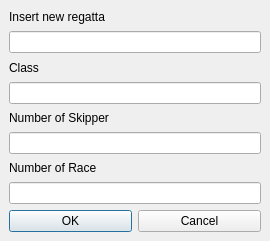
Qt form classifiche/regatta_dialog.ui (BackupTheBerlios/sailforlinux-svn) before a commit.
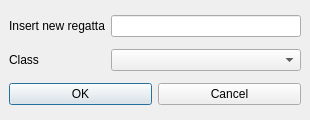
The same form after that commit.

Commit message: Modified the new regatta dialog. Updated the path for data, saved data and export. Added a file with the classes used

What changed in the file:
```diff
--- a/classifiche/regatta_dialog.ui
+++ b/classifiche/regatta_dialog.ui
@@ -8,121 +8,36 @@
    <rect>
     <x>0</x>
     <y>0</y>
-    <width>270</width>
-    <height>241</height>
+    <width>310</width>
+    <height>120</height>
    </rect>
   </property>
+  <property name="sizePolicy" >
+   <sizepolicy>
+    <hsizetype>0</hsizetype>
+    <vsizetype>0</vsizetype>
+    <horstretch>0</horstretch>
+    <verstretch>0</verstretch>
+   </sizepolicy>
+  </property>
   <property name="windowTitle" >
    <string>Regatta</string>
   </property>
-  <layout class="QVBoxLayout" >
+  <layout class="QGridLayout" >
    <property name="margin" >
     <number>9</number>
    </property>
    <property name="spacing" >
     <number>6</number>
    </property>
-   <item>
-    <layout class="QHBoxLayout" >
-     <property name="margin" >
-      <number>0</number>
+   <item row="1" column="0" >
+    <widget class="QLabel" name="label_3" >
+     <property name="text" >
+      <string>Class</string>
      </property>
-     <property name="spacing" >
-      <number>6</number>
-     </property>
-     <item>
-      <layout class="QVBoxLayout" >
-       <property name="margin" >
-        <number>0</number>
-       </property>
-       <property name="spacing" >
-        <number>6</number>
-       </property>
-       <item>
-        <layout class="QVBoxLayout" >
-         <property name="margin" >
-          <number>0</number>
-         </property>
-         <property name="spacing" >
-          <number>6</number>
-         </property>
-         <item>
-          <widget class="QLabel" name="label" >
-           <property name="text" >
-            <string>Insert new regatta</string>
-           </property>
-          </widget>
-         </item>
-         <item>
-          <widget class="QLineEdit" name="T_DialogRegattaValue" />
-         </item>
-        </layout>
-       </item>
-       <item>
-        <layout class="QVBoxLayout" >
-         <property name="margin" >
-          <number>0</number>
-         </property>
-         <property name="spacing" >
-          <number>6</number>
-         </property>
-         <item>
-          <widget class="QLabel" name="label_3" >
-           <property name="text" >
-            <string>Class</string>
-           </property>
-          </widget>
-         </item>
-         <item>
-          <widget class="QLineEdit" name="T_DialogClassValue" />
-         </item>
-        </layout>
-       </item>
-       <item>
-        <layout class="QVBoxLayout" >
-         <property name="margin" >
-          <number>0</number>
-         </property>
-         <property name="spacing" >
-          <number>6</number>
-         </property>
-         <item>
-          <widget class="QLabel" name="label_2" >
-           <property name="text" >
-            <string>Number of Skipper</string>
-           </property>
-          </widget>
-         </item>
-         <item>
-          <widget class="QLineEdit" name="T_DialogSkipperValue" />
-         </item>
-        </layout>
-       </item>
-       <item>
-        <layout class="QVBoxLayout" >
-         <property name="margin" >
-          <number>0</number>
-         </property>
-         <property name="spacing" >
-          <number>6</number>
-         </property>
-         <item>
-          <widget class="QLabel" name="labelrace" >
-           <property name="text" >
-            <string>Number of Race</string>
-           </property>
-          </widget>
-         </item>
-         <item>
-          <widget class="QLineEdit" name="T_DialogRaceValue" />
-         </item>
-        </layout>
-       </item>
-      </layout>
-     </item>
-    </layout>
+    </widget>
    </item>
-   <item>
+   <item row="2" column="0" colspan="2" >
     <layout class="QHBoxLayout" >
      <property name="margin" >
       <number>0</number>
@@ -146,6 +61,19 @@
      </item>
     </layout>
    </item>
+   <item row="0" column="1" >
+    <widget class="QLineEdit" name="T_DialogRegattaValue" />
+   </item>
+   <item row="0" column="0" >
+    <widget class="QLabel" name="label" >
+     <property name="text" >
+      <string>Insert new regatta</string>
+     </property>
+    </widget>
+   </item>
+   <item row="1" column="1" >
+    <widget class="QComboBox" name="C_RegattaClass" />
+   </item>
   </layout>
  </widget>
  <pixmapfunction></pixmapfunction>
```
The commit also changes 13 other files.
